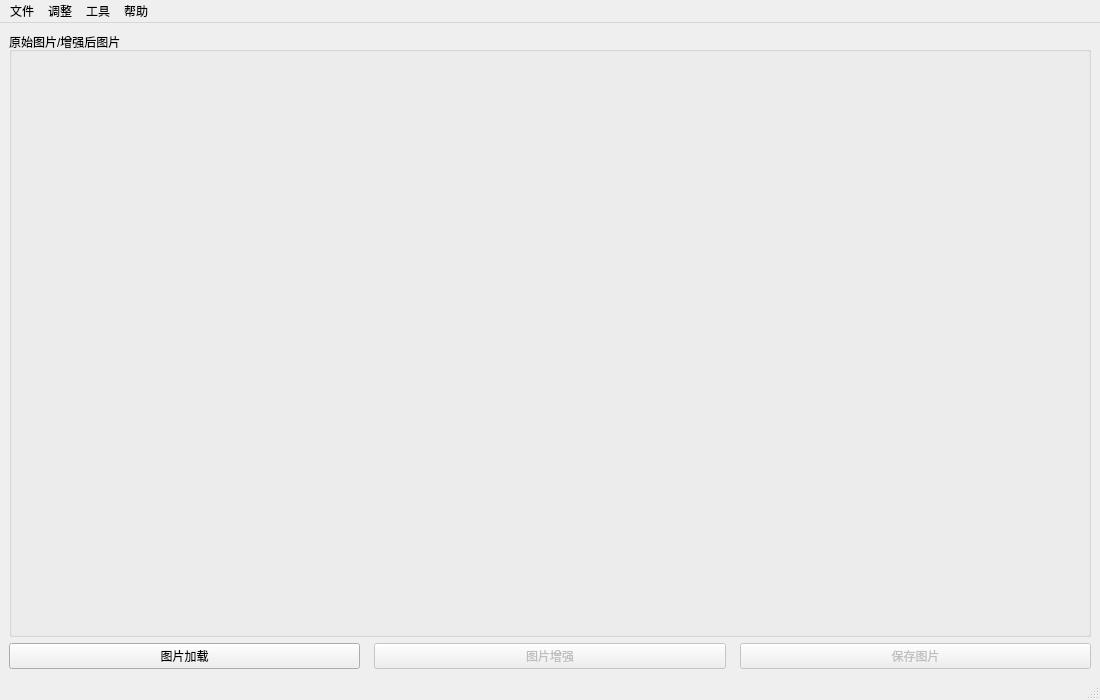
Qt form mainwindow.ui (aeinrw/LIME) before a commit.
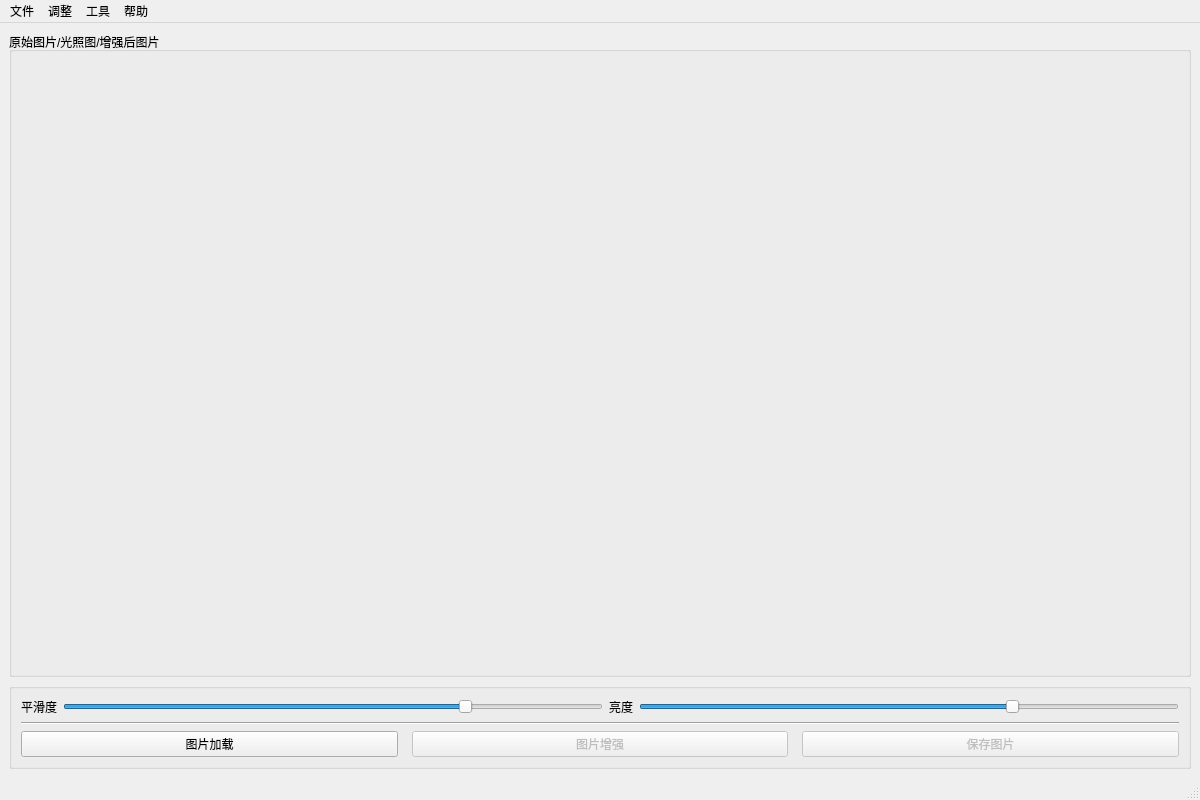
The same form after that commit.

```diff
--- a/mainwindow.ui
+++ b/mainwindow.ui
@@ -6,31 +6,112 @@
    <rect>
     <x>0</x>
     <y>0</y>
-    <width>1100</width>
-    <height>700</height>
+    <width>1200</width>
+    <height>800</height>
    </rect>
   </property>
   <property name="minimumSize">
    <size>
-    <width>1100</width>
-    <height>700</height>
+    <width>1200</width>
+    <height>800</height>
    </size>
   </property>
   <property name="windowTitle">
    <string>图像增强系统</string>
   </property>
   <widget class="QWidget" name="centralwidget">
-   <layout class="QVBoxLayout" name="verticalLayout">
+   <layout class="QVBoxLayout" name="verticalLayout_2">
     <item>
      <layout class="QHBoxLayout" name="horizontalLayout_2">
       <item>
        <widget class="QGroupBox" name="groupbox">
+        <property name="enabled">
+         <bool>true</bool>
+        </property>
         <property name="title">
-         <string>原始图片/增强后图片</string>
+         <string>原始图片/光照图/增强后图片</string>
         </property>
        </widget>
       </item>
      </layout>
+    </item>
+    <item>
+     <widget class="QGroupBox" name="groupBox">
+      <property name="sizePolicy">
+       <sizepolicy hsizetype="Preferred" vsizetype="Maximum">
+        <horstretch>0</horstretch>
+        <verstretch>0</verstretch>
+       </sizepolicy>
+      </property>
+      <property name="title">
+       <string/>
+      </property>
+      <layout class="QVBoxLayout" name="verticalLayout">
+       <item>
+        <layout class="QHBoxLayout" name="horizontalLayout_3">
+         <item>
+          <widget class="QLabel" name="label">
+           <property name="text">
+            <string>平滑度</string>
+           </property>
+          </widget>
+         </item>
+         <item>
+          <widget class="QSlider" name="smoothnessSlider">
+           <property name="enabled">
+            <bool>true</bool>
+           </property>
+           <property name="minimum">
+            <number>1</number>
+           </property>
+           <property name="maximum">
+            <number>400</number>
+           </property>
+           <property name="value">
+            <number>301</number>
+           </property>
+           <property name="orientation">
+            <enum>Qt::Horizontal</enum>
+           </property>
+          </widget>
+         </item>
+         <item>
+          <widget class="QLabel" name="label_2">
+           <property name="text">
+            <string>亮度</string>
+           </property>
+          </widget>
+         </item>
+         <item>
+          <widget class="QSlider" name="brightnessSlider">
+           <property name="minimum">
+            <number>1</number>
+           </property>
+           <property name="maximum">
+            <number>100</number>
+           </property>
+           <property name="singleStep">
+            <number>1</number>
+           </property>
+           <property name="pageStep">
+            <number>10</number>
+           </property>
+           <property name="value">
+            <number>70</number>
+           </property>
+           <property name="orientation">
+            <enum>Qt::Horizontal</enum>
+           </property>
+          </widget>
+         </item>
+        </layout>
+       </item>
+       <item>
+        <widget class="Line" name="line">
+         <property name="orientation">
+          <enum>Qt::Horizontal</enum>
+         </property>
+        </widget>
     </item>
     <item>
      <layout class="QHBoxLayout" name="horizontalLayout">
@@ -68,13 +149,16 @@
     </item>
    </layout>
   </widget>
+    </item>
+   </layout>
+  </widget>
   <widget class="QStatusBar" name="statusBar"/>
   <widget class="QMenuBar" name="menuBar">
    <property name="geometry">
     <rect>
      <x>0</x>
      <y>0</y>
-     <width>1100</width>
+     <width>1200</width>
      <height>18</height>
     </rect>
    </property>
```
Lines whose indentation alone changed are shown as unchanged.
